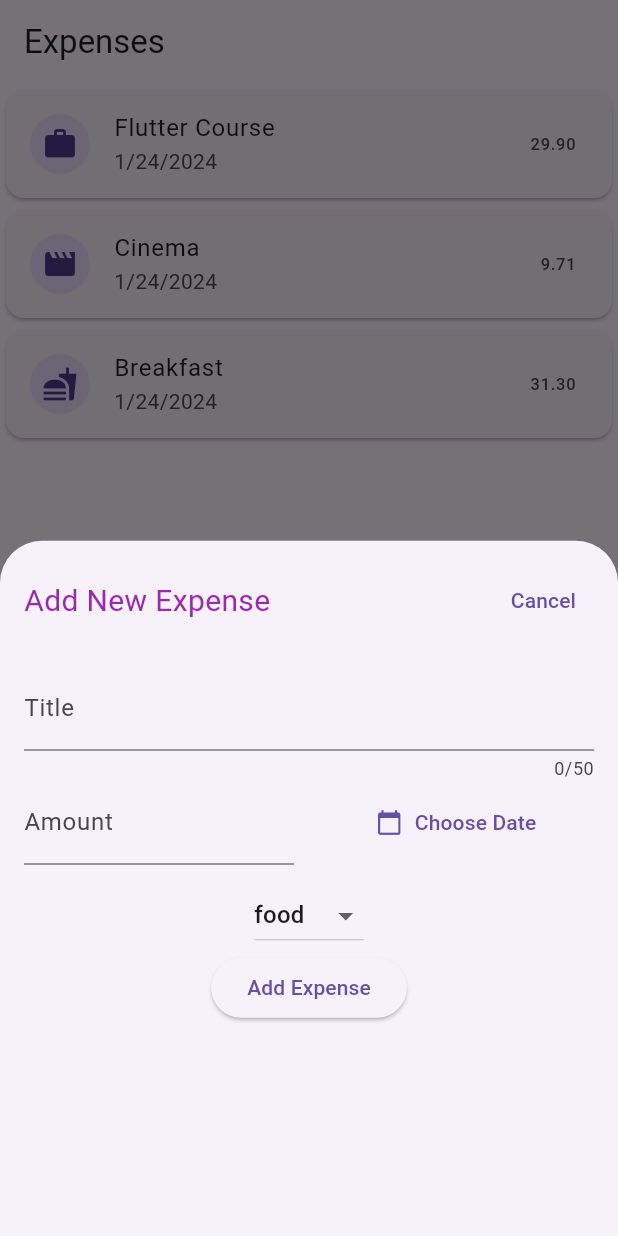
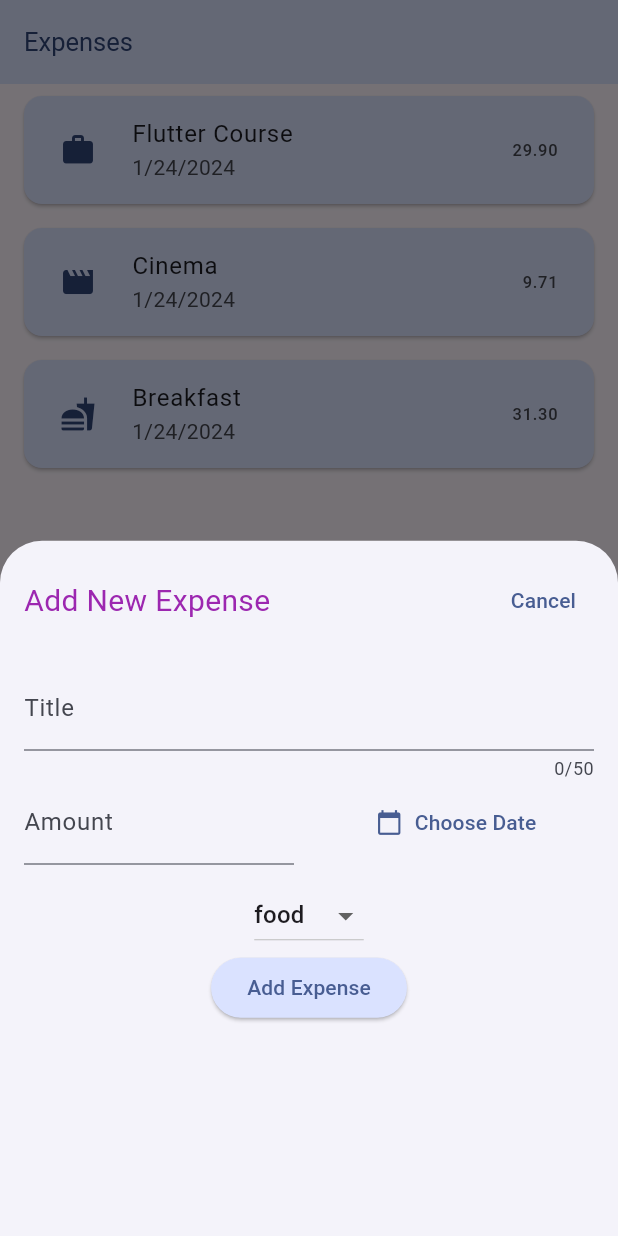
Before and after one commit to kareemkamal11/expenses, a Flutter app: the screen it shows after launch, after a tap on the "add" icon, on a phone screen of 412 x 824 dp. Run offline on Flutter 3.47's test engine with Material 3 defaults, Android fonts, the phone set to English and light mode, and no system bars.

Commit message:
Theme Edit

```diff
--- a/lib/main.dart
+++ b/lib/main.dart
@@ -1,19 +1,47 @@
+// ignore_for_file: must_be_immutable
+
 import 'package:expenses/widgets/p_expenses.dart';
 import 'package:flutter/material.dart';
 
 void main() {
-  runApp(const MyApp());
+  runApp(MyApp());
 }
 
 class MyApp extends StatelessWidget {
-  const MyApp({super.key});
+  MyApp({super.key});
+
+  ColorScheme colorScheme =
+      ColorScheme.fromSeed(seedColor: const Color.fromARGB(255, 59, 96, 179));
 
   @override
   Widget build(BuildContext context) {
     return MaterialApp(
       debugShowCheckedModeBanner: false,
-      theme: ThemeData(
-        useMaterial3: true,
+      theme: ThemeData().copyWith(
+        colorScheme: colorScheme,
+        appBarTheme: AppBarTheme(
+          backgroundColor: colorScheme.primaryContainer,
+          foregroundColor: colorScheme.onPrimaryContainer,
+        ),
+        cardTheme: const CardTheme().copyWith(
+          color: colorScheme.primaryContainer,
+          margin: const EdgeInsets.symmetric(
+            horizontal: 16,
+            vertical: 8,
+          ),
+        ),
+        elevatedButtonTheme: ElevatedButtonThemeData(
+          // set a background color is colorScheme.primaryContainer
+          style: ElevatedButton.styleFrom(
+            backgroundColor: colorScheme.primaryContainer,
+          ),
+        ),
+        textTheme: ThemeData().textTheme.copyWith(
+          titleLarge: TextStyle(
+            color: colorScheme.onSecondaryContainer,
+            fontSize: 17,
+          )
+        )
       ),
       home: const PageExpenses(),
     );
--- a/lib/widgets/expenses_list/expenses_item.dart
+++ b/lib/widgets/expenses_list/expenses_item.dart
@@ -8,6 +8,7 @@ class ExpensesItmes extends StatelessWidget {
   });
 
   final Expense expenseIndex;
+
 
   @override
   Widget build(BuildContext context) {
--- a/lib/widgets/expenses_list/expenses_list.dart
+++ b/lib/widgets/expenses_list/expenses_list.dart
@@ -5,17 +5,23 @@ import 'package:flutter/material.dart';
 class ExpensesList extends StatelessWidget {
   const ExpensesList({
     super.key,
-    required this.expenses,
+    required this.expenses, required this.onRemoveExpense,
   });
 
   final List<Expense> expenses;
+
+  final Function(Expense expense) onRemoveExpense;
 
   @override
   Widget build(BuildContext context) {
     return ListView.builder(
       itemCount: expenses.length,
-      itemBuilder: (context, index) => ExpensesItmes(
-        expenseIndex: expenses[index],
+      itemBuilder: (context, index) => Dismissible(
+        onDismissed: (direction) => onRemoveExpense(expenses[index]),
+        key: ValueKey(expenses[index]),
+        child: ExpensesItmes(
+          expenseIndex: expenses[index],
+        ),
       ),
     );
   }
--- a/lib/widgets/p_expenses.dart
+++ b/lib/widgets/p_expenses.dart
@@ -28,6 +28,19 @@ class _PageExpensesState extends State<PageExpenses> {
         amount: 31.3,
         date: DateTime.now()),
   ];
+
+  void addExpense(Expense expense) {
+    setState(() {
+      expenses.add(expense);
+    });
+  }
+
+  void removeExpense(Expense expense) {
+    setState(() {
+      expenses.remove(expense);
+    });
+  }
+
   @override
   Widget build(BuildContext context) {
     return Scaffold(
@@ -37,7 +50,10 @@ class _PageExpensesState extends State<PageExpenses> {
       body: Column(
         children: [
           Expanded(
-            child: ExpensesList(expenses: expenses),
+            child: ExpensesList(
+              expenses: expenses,
+              onRemoveExpense: removeExpense,
+            ),
           ),
         ],
       ),
@@ -45,9 +61,11 @@ class _PageExpensesState extends State<PageExpenses> {
         onPressed: () {
           showModalBottomSheet(
             context: context,
-            builder: (ctx) => const SizedBox(
+            builder: (ctx) => SizedBox(
               height: 500,
-              child: NewExpenses(),
+              child: NewExpenses(
+                onAddExpense: addExpense,
+              ),
             ),
           );
         },
```
Also changed, not shown: lib/widgets/new_epenses.dart (+50 -19 lines), 1 other file.
